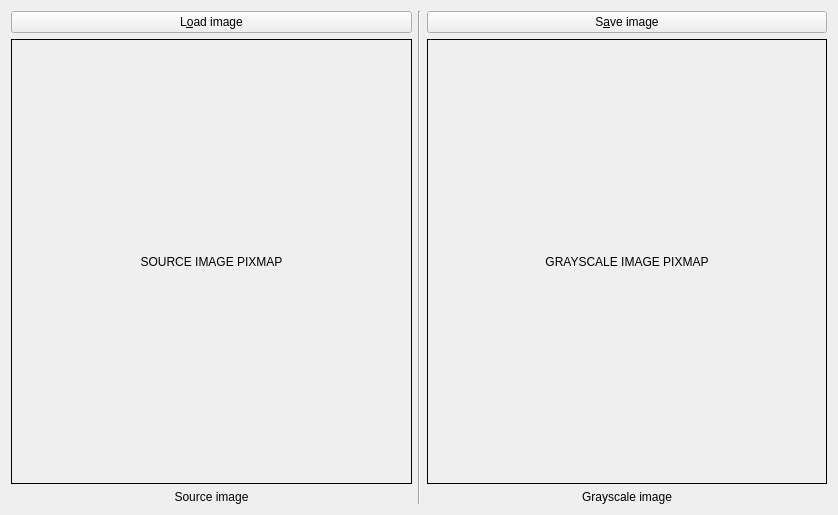
This is resource/widget/RgbToGrayscale.ui in iluminate1/ImgEditor as Qt 5 draws it before an edit. The edited form follows.
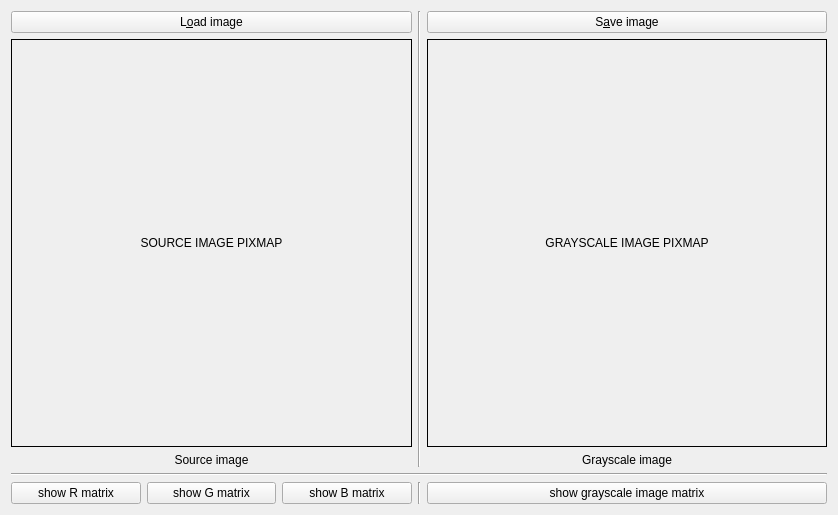
This is the edited form.

Commit message: chore: add opportunity to show the matrix of a single image channel

```diff
--- a/resource/widget/RgbToGrayscale.ui
+++ b/resource/widget/RgbToGrayscale.ui
@@ -126,6 +126,69 @@
      </item>
     </layout>
    </item>
+   <item>
+    <widget class="Line" name="line_3">
+     <property name="orientation">
+      <enum>Qt::Orientation::Horizontal</enum>
+     </property>
+    </widget>
+   </item>
+   <item>
+    <layout class="QHBoxLayout" name="horizontalLayout_3">
+     <property name="topMargin">
+      <number>0</number>
+     </property>
+     <property name="bottomMargin">
+      <number>0</number>
+     </property>
+     <item>
+      <layout class="QHBoxLayout" name="horizontalLayout_5">
+       <item>
+        <widget class="QPushButton" name="show_image_red_matrix_button">
+         <property name="text">
+          <string>show R matrix</string>
+         </property>
+        </widget>
+       </item>
+       <item>
+        <widget class="QPushButton" name="show_image_green_matrix_button">
+         <property name="text">
+          <string>show G matrix</string>
+         </property>
+        </widget>
+       </item>
+       <item>
+        <widget class="QPushButton" name="show_image_blue_matrix_button">
+         <property name="text">
+          <string>show B matrix</string>
+         </property>
+        </widget>
+       </item>
+      </layout>
+     </item>
+     <item>
+      <widget class="Line" name="line_2">
+       <property name="orientation">
+        <enum>Qt::Orientation::Vertical</enum>
+       </property>
+      </widget>
+     </item>
+     <item>
+      <layout class="QHBoxLayout" name="horizontalLayout_4">
+       <property name="bottomMargin">
+        <number>0</number>
+       </property>
+       <item>
+        <widget class="QPushButton" name="show_grayscale_image_matrix_button">
+         <property name="text">
+          <string>show grayscale image matrix</string>
+         </property>
+        </widget>
+       </item>
+      </layout>
+     </item>
+    </layout>
+   </item>
   </layout>
  </widget>
  <resources/>
```
Left out of the diff: 9 changed lines with no effect on the pictures. The commit also changes 3 other files.
